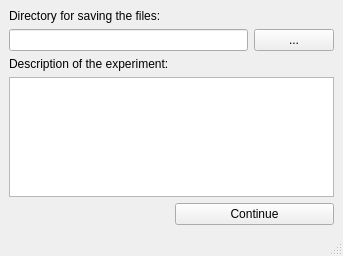
This is GUI/starting_window.ui in uetke/SmartScan as Qt 5 draws it before an edit. The edited form follows.
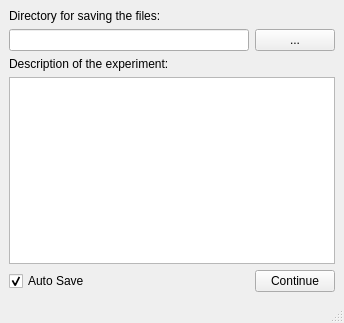
This is the edited form.

Commit message:
Added the possibility to edit the default save path and the description. Added a Dialog accesible from the edit menu in the main window. Added a checkbox in the initial screen for the auto save. TODO: Implement the auto save. TODO: Implement the evernote save. TODO: Improve the configuration window aspect.
'wq' is not recognized as an internal or external command,
operable program or batch file.

What changed in the file:
```diff
--- a/GUI/starting_window.ui
+++ b/GUI/starting_window.ui
@@ -6,8 +6,8 @@
    <rect>
     <x>0</x>
     <y>0</y>
-    <width>343</width>
-    <height>256</height>
+    <width>344</width>
+    <height>323</height>
    </rect>
   </property>
   <property name="windowTitle">
@@ -15,6 +15,9 @@
   </property>
   <widget class="QWidget" name="centralwidget">
    <layout class="QGridLayout" name="gridLayout">
+    <item row="3" column="0" colspan="3">
+     <widget class="QPlainTextEdit" name="experiment_description"/>
+    </item>
     <item row="0" column="0">
      <widget class="QLabel" name="save_directory_label">
       <property name="text">
@@ -45,16 +48,23 @@
       </property>
      </widget>
     </item>
-    <item row="3" column="0" colspan="3">
-     <widget class="QPlainTextEdit" name="experiment_description"/>
-    </item>
-    <item row="4" column="1" colspan="2">
+    <item row="4" column="2">
      <widget class="QPushButton" name="pushButton">
       <property name="text">
        <string>Continue</string>
       </property>
      </widget>
     </item>
+    <item row="4" column="0">
+     <widget class="QCheckBox" name="autoSave">
+      <property name="text">
+       <string>Auto Save</string>
+      </property>
+      <property name="checked">
+       <bool>true</bool>
+      </property>
+     </widget>
+    </item>
    </layout>
   </widget>
   <widget class="QMenuBar" name="menubar">
@@ -62,7 +72,7 @@
     <rect>
      <x>0</x>
      <y>0</y>
-     <width>343</width>
+     <width>344</width>
      <height>21</height>
     </rect>
    </property>
```
Left out of the diff: 7 changed lines with no effect on the pictures. The commit also changes 5 other files.
